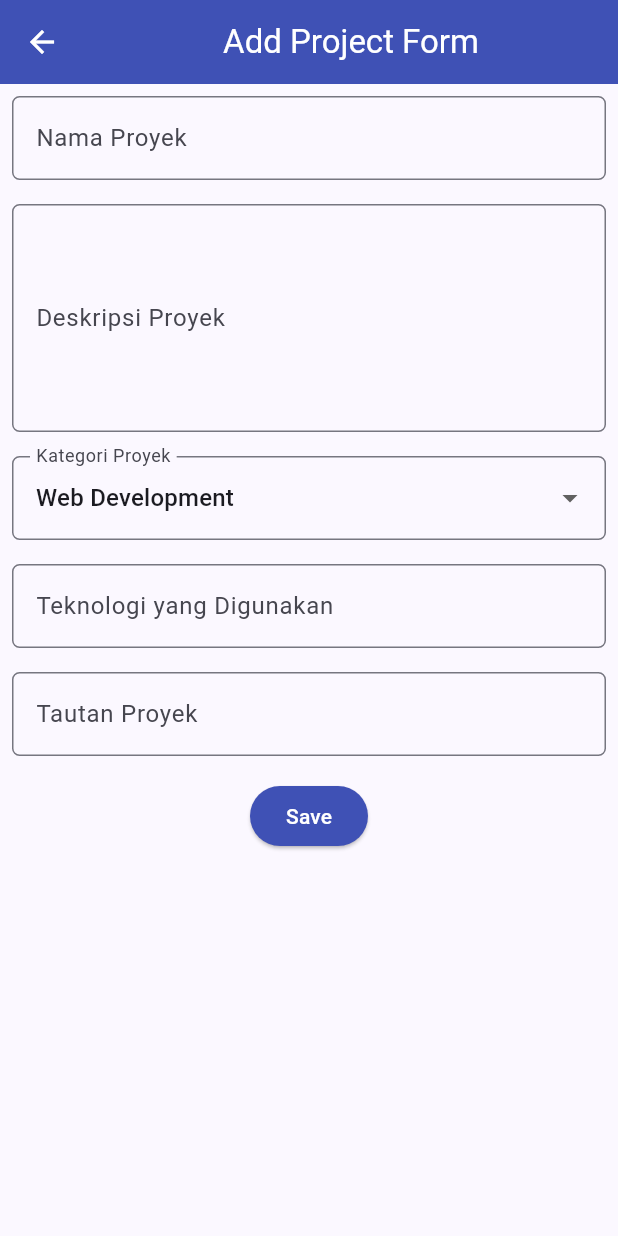
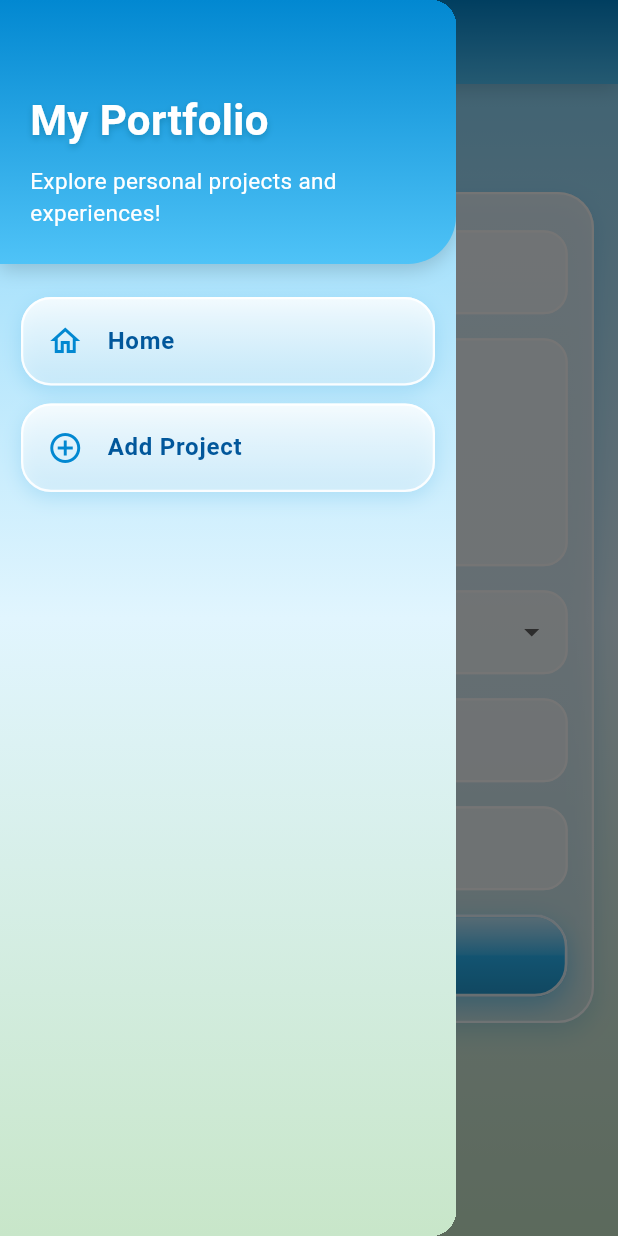
Before and after one commit to wild-ninJa/myportofolio_mobile, a Flutter app: the ProjectFormPage screen opened directly, with the side drawer open (before the commit the screen has no drawer), on a phone screen of 412 x 824 dp. Run offline on Flutter 3.47's test engine with Material 3 defaults, Android fonts, the phone set to English and light mode, and no system bars.

Commit message:
Add styling to match

```diff
--- a/lib/screens/project_form.dart
+++ b/lib/screens/project_form.dart
@@ -1,7 +1,5 @@
 import 'package:flutter/material.dart';
-import 'package:myportofolio_mobile/widgets/project_card.dart';
-
-// TODO: Impor drawer yang sudah dibuat sebelumnya
+import 'package:myportofolio_mobile/widgets/left_drawer.dart';
 
 class ProjectFormPage extends StatefulWidget {
   const ProjectFormPage({super.key});
@@ -15,7 +13,7 @@ class _ProjectFormPageState extends State<ProjectFormPage> {
 
   String _projectName = "";
   String _description = "";
-  String _category = "Web Development"; // default
+  String _category = "Web Development";
   String _technologies = "";
   String _projectLink = "";
 
@@ -27,161 +25,185 @@ class _ProjectFormPageState extends State<ProjectFormPage> {
     'Other',
   ];
 
+  InputDecoration _decoration(String label, {String? hint}) {
+    OutlineInputBorder border(Color color, double width) => OutlineInputBorder(
+          borderRadius: BorderRadius.circular(16),
+          borderSide: BorderSide(color: color, width: width),
+        );
+    return InputDecoration(
+      labelText: label,
+      hintText: hint,
+      filled: true,
+      fillColor: Colors.white.withAlpha(170),
+      labelStyle: const TextStyle(color: Color(0xFF0277BD)),
+      border: border(Colors.white, 1.5),
+      enabledBorder: border(Colors.white, 1.5),
+      focusedBorder: border(const Color(0xFF0288D1), 2),
+      errorBorder: border(Colors.redAccent, 1.5),
+      focusedErrorBorder: border(Colors.redAccent, 2),
+    );
+  }
+
+  Widget _field(Widget child) =>
+      Padding(padding: const EdgeInsets.symmetric(vertical: 8), child: child);
+
   @override
   Widget build(BuildContext context) {
     return Scaffold(
+      extendBodyBehindAppBar: true,
       appBar: AppBar(
-        title: const Center(child: Text('Add Project Form')),
-        backgroundColor: Colors.indigo,
+        elevation: 0,
+        centerTitle: true,
+        backgroundColor: Colors.transparent,
         foregroundColor: Colors.white,
+        title: const Text(
+          'Add Project Form',
+          style: TextStyle(
+            color: Colors.white,
+            fontWeight: FontWeight.bold,
+            shadows: [
+              Shadow(
+                color: Color(0x66006080),
+                blurRadius: 6,
+                offset: Offset(0, 2),
               ),
-      // TODO: Tambahkan drawer yang sudah dibuat di sini
-      body: Form(
-        key: _formKey,
-        child: SingleChildScrollView(
-          child: Column(
-            crossAxisAlignment: CrossAxisAlignment.start,
-            children: [
-              // === Project Name ===
-              Padding(
-                padding: const EdgeInsets.all(8.0),
-                child: TextFormField(
-                  decoration: InputDecoration(
-                    hintText: "Nama Proyek",
-                    labelText: "Nama Proyek",
-                    border: OutlineInputBorder(
-                      borderRadius: BorderRadius.circular(5.0),
+            ],
           ),
         ),
-                  onChanged: (String? value) {
-                    setState(() {
-                      _projectName = value!;
-                    });
-                  },
-                  validator: (String? value) {
-                    if (value == null || value.trim().isEmpty) {
-                      return "Nama proyek tidak boleh kosong!";
-                    }
-                    return null;
-                  },
+        flexibleSpace: Container(
+          decoration: BoxDecoration(
+            gradient: const LinearGradient(
+              begin: Alignment.topCenter,
+              end: Alignment.bottomCenter,
+              colors: [Color(0xFF0288D1), Color(0xFF4FC3F7)],
+            ),
+            boxShadow: [
+              BoxShadow(
+                color: Colors.black.withAlpha(40),
+                blurRadius: 10,
+                offset: const Offset(0, 3),
+              ),
+            ],
           ),
         ),
-              // === Description ===
-              Padding(
-                padding: const EdgeInsets.all(8.0),
-                child: TextFormField(
-                  maxLines: 5,
-                  decoration: InputDecoration(
-                    hintText: "Deskripsi Proyek",
-                    labelText: "Deskripsi Proyek",
-                    border: OutlineInputBorder(
-                      borderRadius: BorderRadius.circular(5.0),
+      ),
+      drawer: const LeftDrawer(),
+      body: Container(
+        width: double.infinity,
+        height: double.infinity,
+        decoration: const BoxDecoration(
+          gradient: LinearGradient(
+            begin: Alignment.topCenter,
+            end: Alignment.bottomCenter,
+            colors: [Color(0xFF81D4FA), Color(0xFFE1F5FE), Color(0xFFC8E6C9)],
           ),
         ),
-                  onChanged: (String? value) {
-                    setState(() {
-                      _description = value!;
-                    });
-                  },
-                  validator: (String? value) {
-                    if (value == null || value.trim().isEmpty) {
-                      return "Deskripsi proyek tidak boleh kosong!";
-                    }
-                    return null;
-                  },
+        child: SafeArea(
+          child: SingleChildScrollView(
+            padding: const EdgeInsets.fromLTRB(16, 72, 16, 24),
+            child: Container(
+              padding: const EdgeInsets.all(16),
+              decoration: BoxDecoration(
+                borderRadius: BorderRadius.circular(24),
+                gradient: LinearGradient(
+                  begin: Alignment.topCenter,
+                  end: Alignment.bottomCenter,
+                  colors: [
+                    Colors.white.withAlpha(190),
+                    Colors.white.withAlpha(90),
+                  ],
+                ),
+                border: Border.all(color: Colors.white.withAlpha(230), width: 1.5),
+                boxShadow: [
+                  BoxShadow(
+                    color: const Color(0xFF0288D1).withAlpha(50),
+                    blurRadius: 14,
+                    offset: const Offset(0, 6),
+                  ),
+                ],
+              ),
+              child: Form(
+                key: _formKey,
+                child: Column(
+                  crossAxisAlignment: CrossAxisAlignment.stretch,
+                  children: [
+                    _field(
+                      TextFormField(
+                        decoration: _decoration("Nama Proyek"),
+                        onChanged: (v) => setState(() => _projectName = v),
+                        validator: (v) => (v == null || v.trim().isEmpty)
+                            ? "Nama proyek tidak boleh kosong!"
+                            : null,
                       ),
                     ),
-
-              // === Category ===
-              Padding(
-                padding: const EdgeInsets.all(8.0),
-                child: DropdownButtonFormField<String>(
-                  decoration: InputDecoration(
-                    labelText: "Kategori Proyek",
-                    border: OutlineInputBorder(
-                      borderRadius: BorderRadius.circular(5.0),
+                    _field(
+                      TextFormField(
+                        maxLines: 5,
+                        decoration: _decoration("Deskripsi Proyek"),
+                        onChanged: (v) => setState(() => _description = v),
+                        validator: (v) => (v == null || v.trim().isEmpty)
+                            ? "Deskripsi proyek tidak boleh kosong!"
+                            : null,
                       ),
                     ),
+                    _field(
+                      DropdownButtonFormField<String>(
+                        decoration: _decoration("Kategori Proyek"),
                         initialValue: _category,
+                        borderRadius: BorderRadius.circular(16),
                         items: _categories
-                      .map(
-                        (category) => DropdownMenuItem(
-                          value: category,
-                          child: Text(category),
-                        ),
-                      )
+                            .map((c) => DropdownMenuItem(value: c, child: Text(c)))
                             .toList(),
-                  onChanged: (String? newValue) {
-                    setState(() {
-                      _category = newValue!;
-                    });
-                  },
+                        onChanged: (v) => setState(() => _category = v!),
                       ),
                     ),
-
-              // === Technologies ===
-              Padding(
-                padding: const EdgeInsets.all(8.0),
-                child: TextFormField(
-                  decoration: InputDecoration(
-                    hintText: "Contoh: Flutter, Django, Figma",
-                    labelText: "Teknologi yang Digunakan",
-                    border: OutlineInputBorder(
-                      borderRadius: BorderRadius.circular(5.0),
+                    _field(
+                      TextFormField(
+                        decoration: _decoration(
+                          "Teknologi yang Digunakan",
+                          hint: "Contoh: Flutter, Django, Figma",
+                        ),
+                        onChanged: (v) => setState(() => _technologies = v),
                       ),
                     ),
-                  onChanged: (String? value) {
-                    setState(() {
-                      _technologies = value!;
-                    });
-                  },
+                    _field(
+                      TextFormField(
+                        decoration: _decoration(
+                          "Tautan Proyek",
+                          hint: "URL Proyek (opsional)",
+                        ),
+                        onChanged: (v) => setState(() => _projectLink = v),
                       ),
                     ),
-
-              // === Project Link ===
-              Padding(
-                padding: const EdgeInsets.all(8.0),
-                child: TextFormField(
-                  decoration: InputDecoration(
-                    hintText: "URL Proyek (opsional)",
-                    labelText: "Tautan Proyek",
-                    border: OutlineInputBorder(
-                      borderRadius: BorderRadius.circular(5.0),
+                    const SizedBox(height: 8),
+                    _GlossyButton(label: "Save", onPressed: _save),
+                  ],
                 ),
               ),
-                  onChanged: (String? value) {
-                    setState(() {
-                      _projectLink = value!;
-                    });
-                  },
             ),
           ),
+        ),
+      ),
+    );
+  }
 
-              // === Tombol Simpan ===
-              Align(
-                alignment: Alignment.bottomCenter,
-                child: Padding(
-                  padding: const EdgeInsets.all(8.0),
-                  child: ElevatedButton(
-                    style: ButtonStyle(
-                      backgroundColor: WidgetStateProperty.all(Colors.indigo),
-                    ),
-                    onPressed: () {
-                      if (_formKey.currentState!.validate()) {
+  void _save() {
+    if (!_formKey.currentState!.validate()) return;
     showDialog(
       context: context,
-                          builder: (context) {
-                            return AlertDialog(
-                              title: const Text('Proyek berhasil ditambahkan!'),
-                              actions: [
-                                TextButton(
-                                  child: const Text('OK'),
-                                  onPressed: () {
-                                    Navigator.pop(context);
-                                    _formKey.currentState!.reset();
-                                  },
+      builder: (context) => AlertDialog(
+        backgroundColor: const Color(0xFFE1F5FE),
+        shape: RoundedRectangleBorder(
+          borderRadius: BorderRadius.circular(24),
+          side: const BorderSide(color: Colors.white, width: 2),
         ),
-                              ],
+        title: const Text(
+          'Proyek berhasil ditambahkan!',
+          style: TextStyle(
+            color: Color(0xFF01579B),
+            fontWeight: FontWeight.bold,
+          ),
+        ),
         content: SingleChildScrollView(
           child: Column(
             crossAxisAlignment: CrossAxisAlignment.start,
@@ -194,14 +216,101 @@ class _ProjectFormPageState extends State<ProjectFormPage> {
             ],
           ),
         ),
-                            );
+        actions: [
+          TextButton(
+            child: const Text(
+              'OK',
+              style: TextStyle(color: Color(0xFF0288D1)),
+            ),
+            onPressed: () {
+              Navigator.pop(context);
+              _formKey.currentState!.reset();
             },
+          ),
+        ],
+      ),
     );
   }
-                    },
-                    child: const Text(
-                      "Save",
-                      style: TextStyle(color: Colors.white),
+}
+
+// Glossy "Aero" button
+class _GlossyButton extends StatelessWidget {
+  final String label;
+  final VoidCallback onPressed;
+
+  const _GlossyButton({required this.label, required this.onPressed});
+
+  @override
+  Widget build(BuildContext context) {
+    const base = Color(0xFF29B6F6);
+    return Container(
+      decoration: BoxDecoration(
+        borderRadius: BorderRadius.circular(22),
+        gradient: LinearGradient(
+          begin: Alignment.topCenter,
+          end: Alignment.bottomCenter,
+          colors: [
+            Color.lerp(base, Colors.white, 0.25)!,
+            base,
+            Color.lerp(base, Colors.black, 0.15)!,
+          ],
+        ),
+        border: Border.all(color: Colors.white.withAlpha(220), width: 2),
+        boxShadow: [
+          BoxShadow(
+            color: base.withAlpha(120),
+            blurRadius: 14,
+            offset: const Offset(0, 6),
+          ),
+        ],
+      ),
+      child: ClipRRect(
+        borderRadius: BorderRadius.circular(20),
+        child: Stack(
+          children: [
+            Positioned.fill(
+              child: Align(
+                alignment: Alignment.topCenter,
+                child: FractionallySizedBox(
+                  heightFactor: 0.5,
+                  widthFactor: 1,
+                  child: DecoratedBox(
+                    decoration: BoxDecoration(
+                      gradient: LinearGradient(
+                        begin: Alignment.topCenter,
+                        end: Alignment.bottomCenter,
+                        colors: [
+                          Colors.white.withAlpha(150),
+                          Colors.white.withAlpha(20),
+                        ],
+                      ),
+                    ),
+                  ),
+                ),
+              ),
+            ),
+            Material(
+              color: Colors.transparent,
+              child: InkWell(
+                onTap: onPressed,
+                child: Padding(
+                  padding: const EdgeInsets.symmetric(vertical: 14),
+                  child: Center(
+                    child: Text(
+                      label,
+                      style: const TextStyle(
+                        color: Colors.white,
+                        fontSize: 16,
+                        fontWeight: FontWeight.w600,
+                        shadows: [
+                          Shadow(
+                            color: Colors.black38,
+                            blurRadius: 4,
+                            offset: Offset(0, 1),
+                          ),
+                        ],
+                      ),
+                    ),
                   ),
                 ),
               ),
@@ -209,7 +318,6 @@ class _ProjectFormPageState extends State<ProjectFormPage> {
           ],
         ),
       ),
-      ),
     );
   }
 }
--- a/lib/widgets/left_drawer.dart
+++ b/lib/widgets/left_drawer.dart
@@ -1,6 +1,6 @@
 import 'package:flutter/material.dart';
 import 'package:myportofolio_mobile/screens/menu.dart';
-// TODO: Impor halaman ProjectFormPage jika sudah dibuat
+import 'package:myportofolio_mobile/screens/project_form.dart';
 
 class LeftDrawer extends StatelessWidget {
   const LeftDrawer({super.key});
@@ -8,61 +8,145 @@ class LeftDrawer extends StatelessWidget {
   @override
   Widget build(BuildContext context) {
     return Drawer(
+      backgroundColor: Colors.transparent,
+      child: Container(
+        decoration: const BoxDecoration(
+          gradient: LinearGradient(
+            begin: Alignment.topCenter,
+            end: Alignment.bottomCenter,
+            colors: [Color(0xFF81D4FA), Color(0xFFE1F5FE), Color(0xFFC8E6C9)],
+          ),
+        ),
         child: ListView(
+          padding: EdgeInsets.zero,
           children: [
-          // TODO: Bagian drawer header
-          const DrawerHeader(
+            // Glossy header
+            Container(
+              padding: const EdgeInsets.fromLTRB(20, 60, 20, 24),
               decoration: BoxDecoration(
-              color: Colors.indigo,
+                gradient: const LinearGradient(
+                  begin: Alignment.topCenter,
+                  end: Alignment.bottomCenter,
+                  colors: [Color(0xFF0288D1), Color(0xFF4FC3F7)],
                 ),
-            child: Column(
+                borderRadius: const BorderRadius.only(
+                  bottomRight: Radius.circular(32),
+                ),
+                boxShadow: [
+                  BoxShadow(
+                    color: Colors.black.withAlpha(40),
+                    blurRadius: 10,
+                    offset: const Offset(0, 4),
+                  ),
+                ],
+              ),
+              child: const Column(
                 crossAxisAlignment: CrossAxisAlignment.start,
                 children: [
                   Text(
                     'My Portfolio',
                     style: TextStyle(
-                    fontSize: 30,
+                      fontSize: 28,
                       fontWeight: FontWeight.bold,
                       color: Colors.white,
+                      shadows: [
+                        Shadow(
+                          color: Color(0x66006080),
+                          blurRadius: 6,
+                          offset: Offset(0, 2),
+                        ),
+                      ],
                     ),
                   ),
                   SizedBox(height: 10),
                   Text(
                     'Explore personal projects and experiences!',
-                  style: TextStyle(
-                    fontSize: 15,
-                    color: Colors.white,
-                  ),
+                    style: TextStyle(fontSize: 15, color: Colors.white),
                   ),
                 ],
               ),
             ),
-          // TODO: Bagian routing
-          ListTile(
-            leading: const Icon(Icons.home_outlined),
-            title: const Text('Home'),
-            // Navigasi ke halaman utama portofolio
+            const SizedBox(height: 16),
+            _DrawerItem(
+              icon: Icons.home_outlined,
+              label: 'Home',
+              onTap: () {
+                Navigator.pushReplacement(
+                  context,
+                  MaterialPageRoute(builder: (context) => MyHomePage()),
+                );
+              },
+            ),
+            _DrawerItem(
+              icon: Icons.add_circle_outline,
+              label: 'Add Project',
               onTap: () {
                 Navigator.pushReplacement(
                   context,
                   MaterialPageRoute(
-                  builder: (context) => MyHomePage(),
+                    builder: (context) => const ProjectFormPage(),
                   ),
                 );
               },
             ),
-          ListTile(
-            leading: const Icon(Icons.add_circle_outline),
-            title: const Text('Add Project'),
-            // Navigasi ke halaman tambah proyek
-            onTap: () {
-              /*
-              TODO: Buatlah routing ke halaman ProjectFormPage yang akan dibuat nanti.
-              */
-            },
+          ],
         ),
-        ],
       ),
     );
   }
 }
+
+// Glass pill menu item
+class _DrawerItem extends StatelessWidget {
+  final IconData icon;
+  final String label;
+  final VoidCallback onTap;
+
+  const _DrawerItem({
+    required this.icon,
+    required this.label,
+    required this.onTap,
+  });
+
+  @override
+  Widget build(BuildContext context) {
+    return Padding(
+      padding: const EdgeInsets.symmetric(horizontal: 14, vertical: 6),
+      child: Container(
+        decoration: BoxDecoration(
+          borderRadius: BorderRadius.circular(20),
+          gradient: LinearGradient(
+            begin: Alignment.topCenter,
+            end: Alignment.bottomCenter,
+            colors: [Colors.white.withAlpha(220), Colors.white.withAlpha(100)],
+          ),
+          border: Border.all(color: Colors.white.withAlpha(230), width: 1.5),
+          boxShadow: [
+            BoxShadow(
+              color: const Color(0xFF0288D1).withAlpha(40),
+              blurRadius: 10,
+              offset: const Offset(0, 4),
+            ),
+          ],
+        ),
+        child: Material(
+          color: Colors.transparent,
+          child: ListTile(
+            shape: RoundedRectangleBorder(
+              borderRadius: BorderRadius.circular(20),
+            ),
+            leading: Icon(icon, color: const Color(0xFF0288D1)),
+            title: Text(
+              label,
+              style: const TextStyle(
+                color: Color(0xFF01579B),
+                fontWeight: FontWeight.w600,
+              ),
+            ),
+            onTap: onTap,
+          ),
+        ),
+      ),
+    );
+  }
+}
```
Lines whose indentation alone changed are shown as unchanged.
